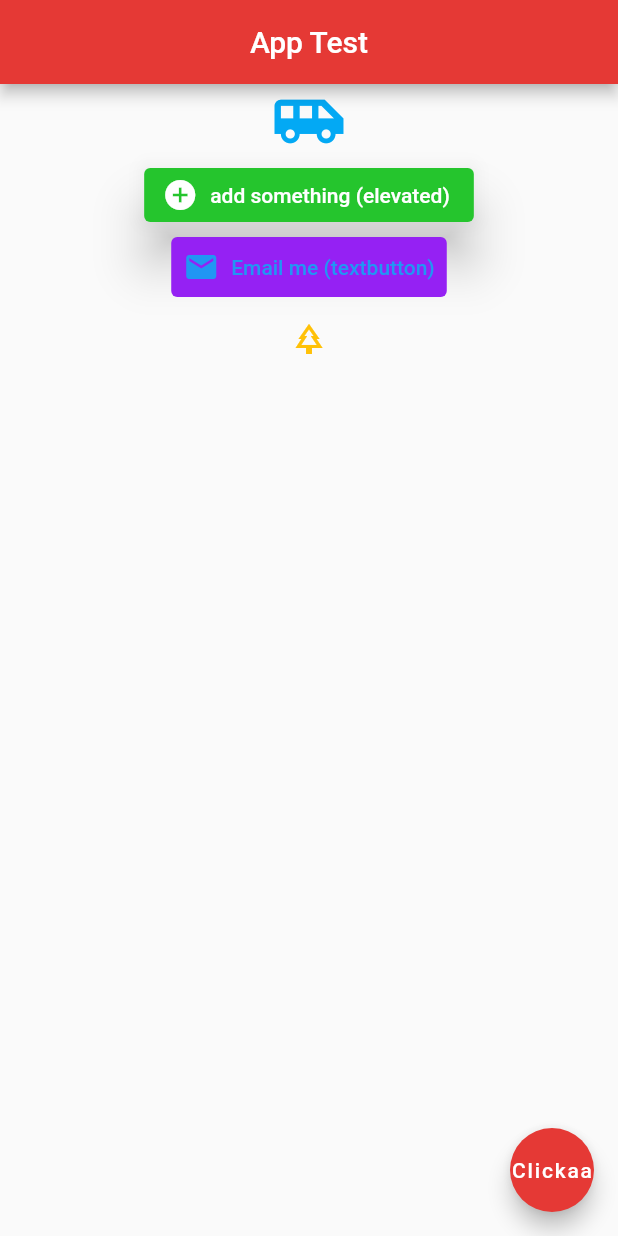
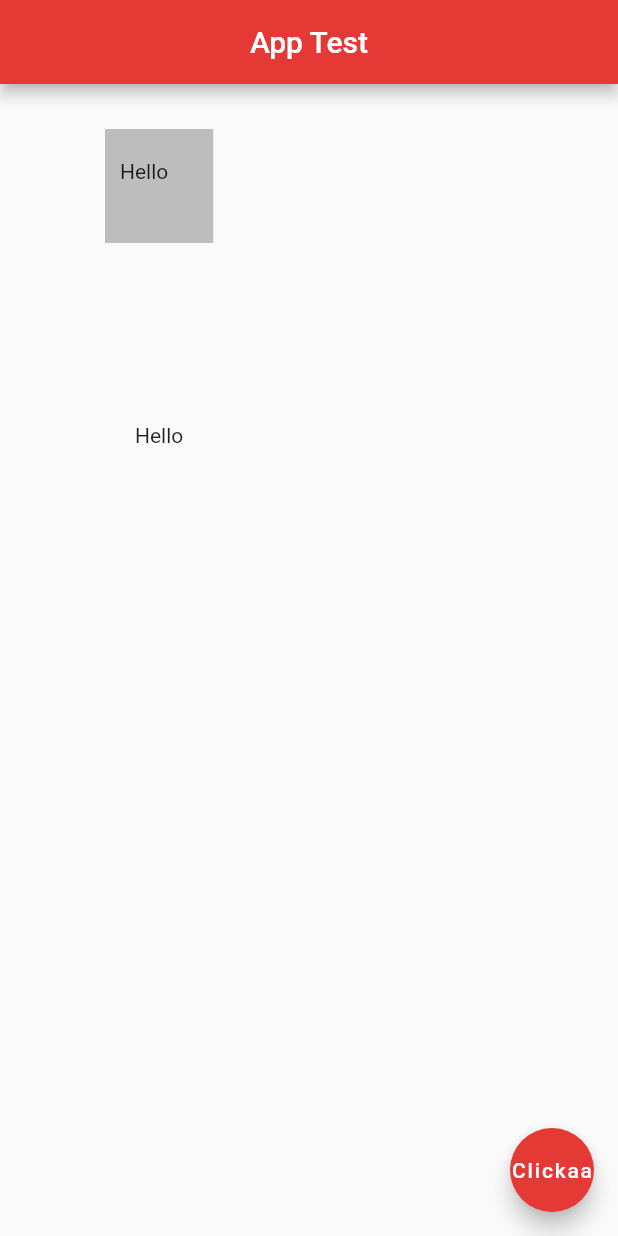
Before and after one commit to MaxPDev/flutter_notes, a Flutter app: the screen it shows after launch, on a phone screen of 412 x 824 dp. Run offline on Flutter 3.47's test engine with Material 2 defaults, Android fonts, the light colour scheme and no system bars.

Commit message:
container, padding

```diff
--- a/lib/main.dart
+++ b/lib/main.dart
@@ -17,41 +17,25 @@ class Home extends StatelessWidget {
         centerTitle: true,
         backgroundColor: Colors.red[600],
       ),
+
+      //# to container other widget. Take size of widget inside, full size if empty
       body: Column(
         children: [
-          Center(
-              child: Icon(
-            Icons.airport_shuttle,
-            color: Colors.lightBlue,
-            size: 50.0,
-          )
+          Container(
+            // padding: EdgeInsets.all(20.0),
+            // padding: EdgeInsets.symmetric(horizontal: 30.0, vertical: 10.0),
+            padding: EdgeInsets.fromLTRB(10.0, 20.0, 30.0, 40.0),
+            margin: EdgeInsets.all(30.0),
+            //# background color
+            color: Colors.grey[400],
+            child: Text('Hello'),
           ),
 
-          //# on peut faire un ElevatedButton ou ElevatedButton.icon, idem avec TextButton
-          ElevatedButton.icon(
-            onPressed: () {print('elevated button'); print('add circle');},
-            icon: Icon(Icons.add_circle),
-            label: Text('add something (elevated)'),
-            style: ButtonStyle(
-              backgroundColor: MaterialStateProperty.all<Color>(Color.fromARGB(255, 37, 197, 45)),
-              elevation: MaterialStateProperty.all<double>(14.0),
-              ),
-            // style: ButtonStyle()
-
-            ),
-          TextButton.icon(
-            onPressed: () {print('Email me');},
-            icon: Icon(Icons.mail),
-            label: Text("Email me (textbutton)"),
-            style: ButtonStyle(
-              backgroundColor: MaterialStateProperty.all<Color>(Color.fromARGB(255, 149, 33, 243))
-            )
-            ),
-            IconButton(
-              onPressed: () {print('IconButton pressed dude');},
-              icon: Icon(Icons.park_outlined),
-              color: Colors.amber
-              )
+          //# Like Container, without need of margin or color
+          Padding(
+            padding: EdgeInsets.all(90.0),
+            child: Text('Hello'),
+          )
         ],
       ),
       floatingActionButton: FloatingActionButton(
```
Also changed, not shown: lib/main_III_Icons.dart (added, +64 -0 lines), lib/main_II_image_assets.dart (renamed from lib/main_I_image_assets.dart).
